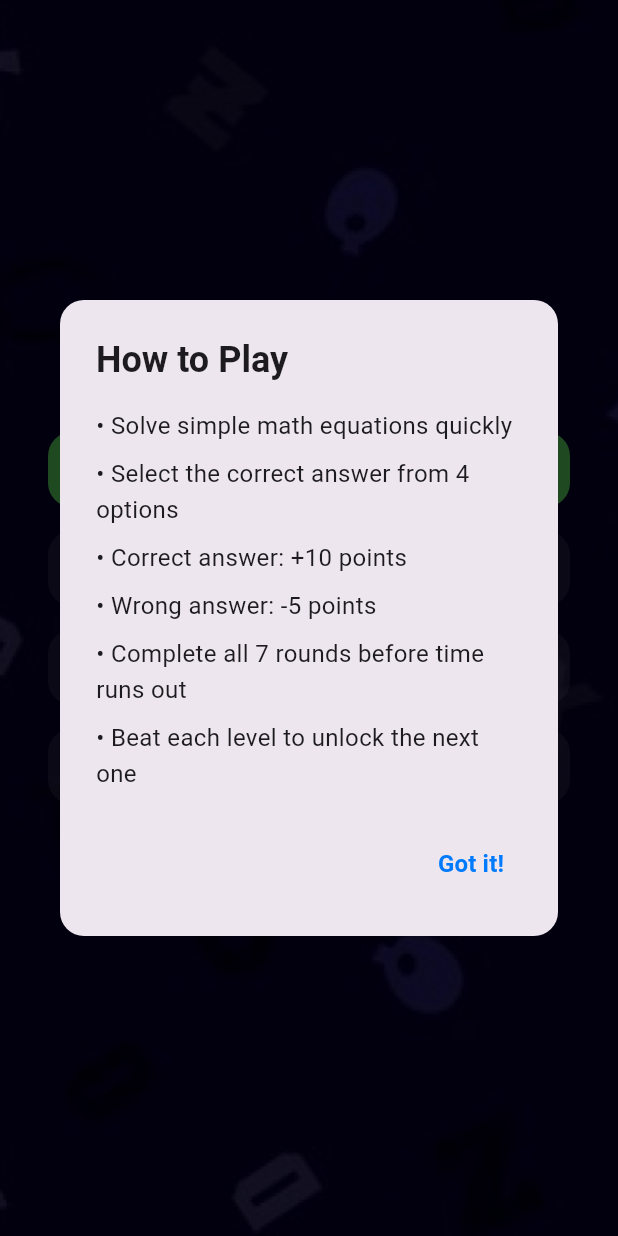
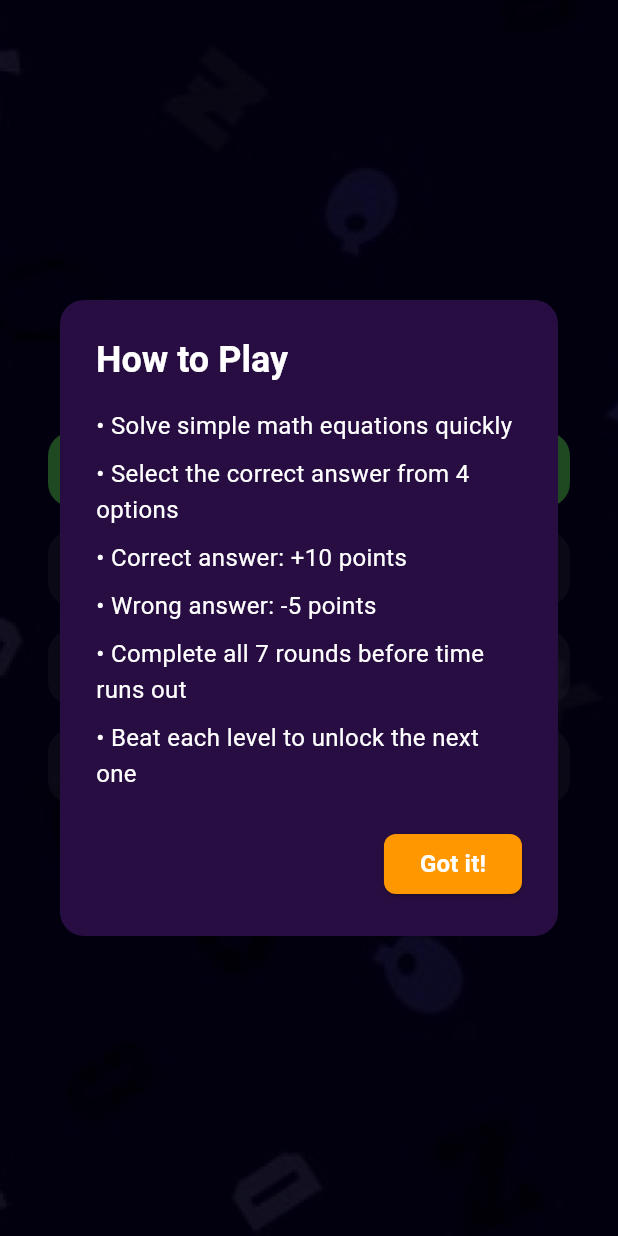
Before and after one commit to RANGAROHITH-2006/solveequation, a Flutter app: the PauseScreen screen opened directly, after a tap on "How to play", on a phone screen of 412 x 824 dp. Run offline on Flutter 3.47's test engine with Material 3 defaults, Android fonts, the phone set to English and light mode, and no system bars; our stand-ins replace share_plus, shared_preferences; accounts and stored records are empty.

Commit message:
added show time up pop up and changed color of popup

```diff
--- a/lib/utils/help_dialog.dart
+++ b/lib/utils/help_dialog.dart
@@ -5,12 +5,13 @@ void showHelpDialog(BuildContext context) {
     context: context,
     builder: (BuildContext context) {
       return AlertDialog(
+        backgroundColor: const Color.fromARGB(255, 39, 13, 65),
         shape: RoundedRectangleBorder(
           borderRadius: BorderRadius.circular(16),
         ),
         title: const Text(
           'How to Play',
-          style: TextStyle(fontSize: 24, fontWeight: FontWeight.bold),
+          style: TextStyle(fontSize: 24, fontWeight: FontWeight.bold,color: Colors.white),
         ),
         content: const Column(
           mainAxisSize: MainAxisSize.min,
@@ -18,37 +19,43 @@ void showHelpDialog(BuildContext context) {
           children: [
             Text(
               '• Solve simple math equations quickly',
-              style: TextStyle(fontSize: 16, height: 1.5),
+              style: TextStyle(fontSize: 16, height: 1.5,color: Colors.white),
             ),
             SizedBox(height: 8),
             Text(
               '• Select the correct answer from 4 options',
-              style: TextStyle(fontSize: 16, height: 1.5),
+              style: TextStyle(fontSize: 16, height: 1.5,color: Colors.white),
             ),
             SizedBox(height: 8),
             Text(
               '• Correct answer: +10 points',
-              style: TextStyle(fontSize: 16, height: 1.5),
+              style: TextStyle(fontSize: 16, height: 1.5,color: Colors.white),
             ),
             SizedBox(height: 8),
             Text(
               '• Wrong answer: -5 points',
-              style: TextStyle(fontSize: 16, height: 1.5),
+              style: TextStyle(fontSize: 16, height: 1.5,color: Colors.white),
             ),
             SizedBox(height: 8),
             Text(
               '• Complete all 7 rounds before time runs out',
-              style: TextStyle(fontSize: 16, height: 1.5),
+              style: TextStyle(fontSize: 16, height: 1.5,color: Colors.white),
             ),
             SizedBox(height: 8),
             Text(
               '• Beat each level to unlock the next one',
-              style: TextStyle(fontSize: 16, height: 1.5),
+              style: TextStyle(fontSize: 16, height: 1.5,color: Colors.white),
             ),
           ],
         ),
         actions: [
-          TextButton(
+          ElevatedButton(
+            style: ElevatedButton.styleFrom(
+              backgroundColor: Colors.orange,
+              shape: RoundedRectangleBorder(
+                borderRadius: BorderRadius.circular(8),
+              ),
+            ),
             onPressed: () {
               Navigator.of(context).pop();
             },
@@ -57,7 +64,7 @@ void showHelpDialog(BuildContext context) {
               style: TextStyle(
                 fontSize: 16,
                 fontWeight: FontWeight.w600,
-                color: Color(0xFF007AFF),
+                color: Colors.white,
               ),
             ),
           ),
```
Also changed, not shown: lib/game_screen.dart (+122 -20 lines).
